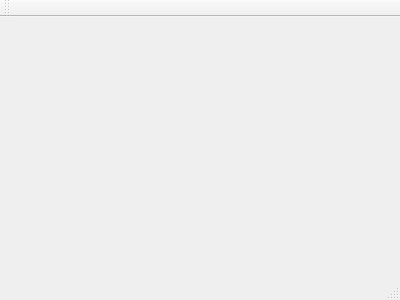
Dirokol/Lamp, file Lamp/mainwindow.ui: the form before one commit.
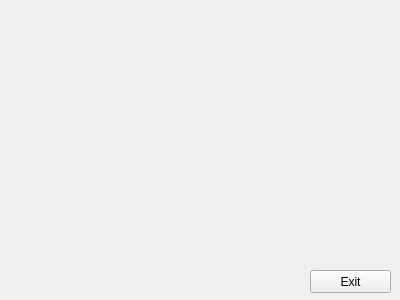
The form after the commit.

Patch:
```diff
--- a/Lamp/mainwindow.ui
+++ b/Lamp/mainwindow.ui
@@ -12,13 +12,23 @@
   <property name="windowTitle" >
    <string>MainWindow</string>
   </property>
-  <widget class="QMenuBar" name="menuBar" />
-  <widget class="QToolBar" name="mainToolBar" />
-  <widget class="QWidget" name="centralWidget" />
-  <widget class="QStatusBar" name="statusBar" />
+  <widget class="QWidget" name="centralWidget">
+   <widget class="QPushButton" name="m_exit_button">
+    <property name="geometry">
+     <rect>
+      <x>310</x>
+      <y>270</y>
+      <width>81</width>
+      <height>23</height>
+     </rect>
+    </property>
+    <property name="text">
+     <string>Exit</string>
+    </property>
+   </widget>
+  </widget>
  </widget>
- <layoutDefault spacing="6" margin="11" />
- <pixmapfunction></pixmapfunction>
+ <layoutdefault spacing="6" margin="11"/>
  <resources/>
  <connections/>
 </ui>
```
Left out of the diff: 7 changed lines with no effect on the pictures.
